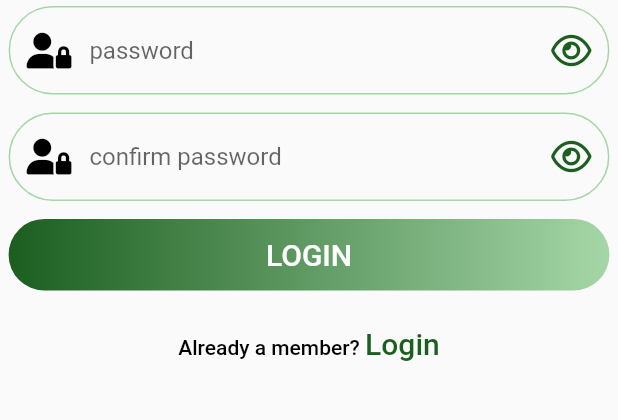
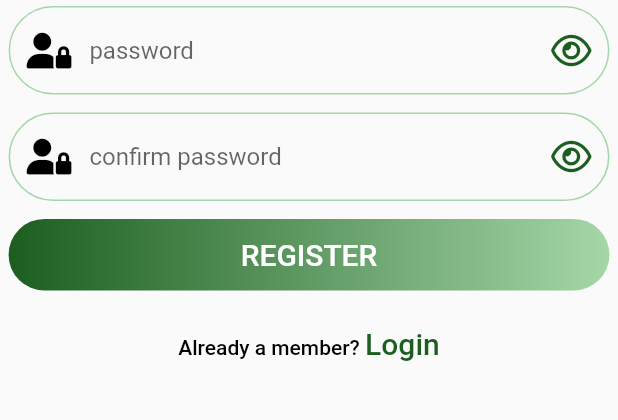
Before and after one commit to DuhaAbdullah/coffee_shop_v01, a Flutter app: the SignUpScreen screen opened by its route, on a phone screen of 412 x 824 dp, the part 397-817 px from its top. Run offline on Flutter 3.47's test engine with Material 2 defaults, Android fonts, the light colour scheme and no system bars; our stand-ins replace easy_localization, flutter_screenutil, flutter_spinkit, flutter_svg, font_awesome_flutter, google_fonts and 1 more.

Commit message:
4:55 09/05/2022

```diff
--- a/lib/packages/screens/auth/components/pass_field.dart
+++ b/lib/packages/screens/auth/components/pass_field.dart
@@ -35,7 +35,6 @@ class _FieldPassState extends State<FieldPass> {
   Widget build(BuildContext context) {
     return CustomeField(
       hint: widget._hint,
-      //keyboardType: TextInputType.visiblePassword,
       obscureText: true,
       pIcon: Padding(
         padding: EdgeInsets.all(10.h),
--- a/lib/packages/screens/auth/view/sign_up_screen.dart
+++ b/lib/packages/screens/auth/view/sign_up_screen.dart
@@ -40,20 +40,21 @@ class SignUpScreen extends StatelessWidget {
                 onValidators: (value) {
                   return AppValidators.isPass(value);
                 },
-                valuePass: (value) => value,
+                valuePass: (value) => pass = value,
               ),
               const SBH(),
               //* confirm password
               FieldPass(
                 hint: KeyLang.confirmPass,
-                onValidators: (value) =>
-                     AppValidators.isEqualPass(value, pass ?? ''),
+                onValidators: (value) {
+                  return AppValidators.isEqualPass(value, pass ?? '');
+                },
                 valuePass: _userAuth.setPass,
               ),
               const SBH(),
               //* button
               SimpleBtn(
-                  title: KeyLang.login,
+                  title: KeyLang.register,
                   ltr: false,
                   onTap: () {
                     if (_keyForm.currentState?.validate() ?? false) {
```
